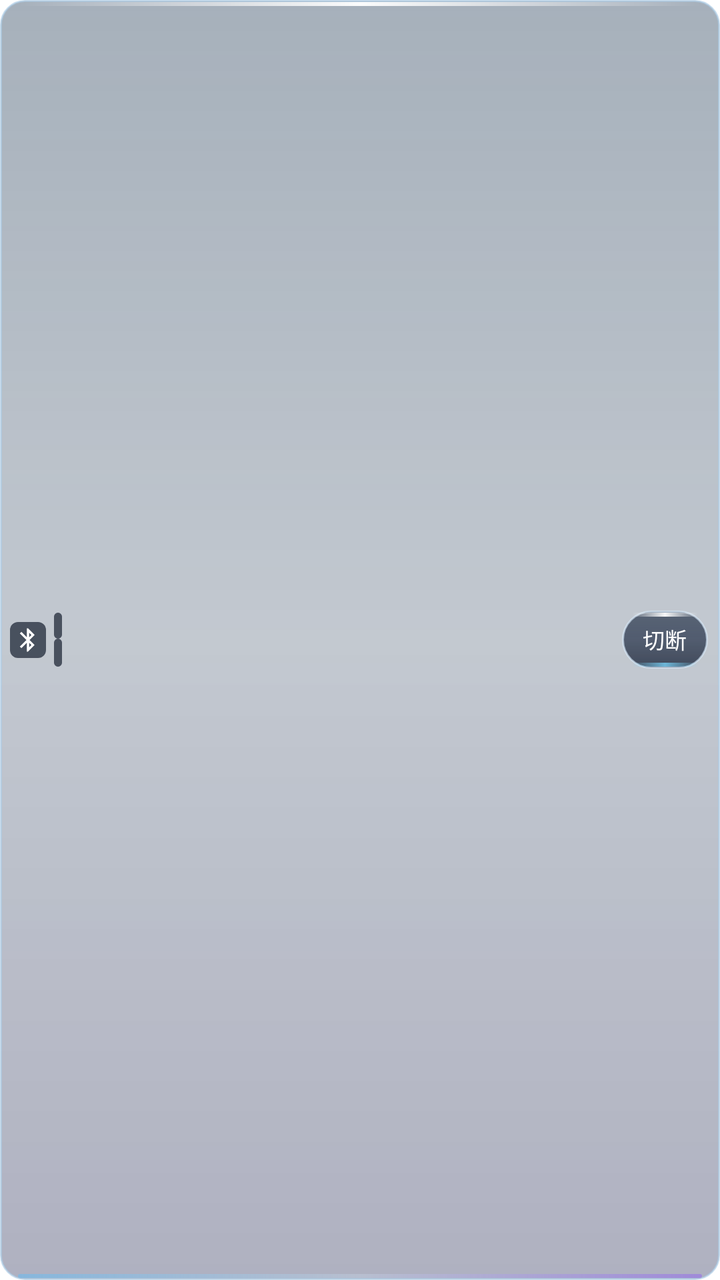
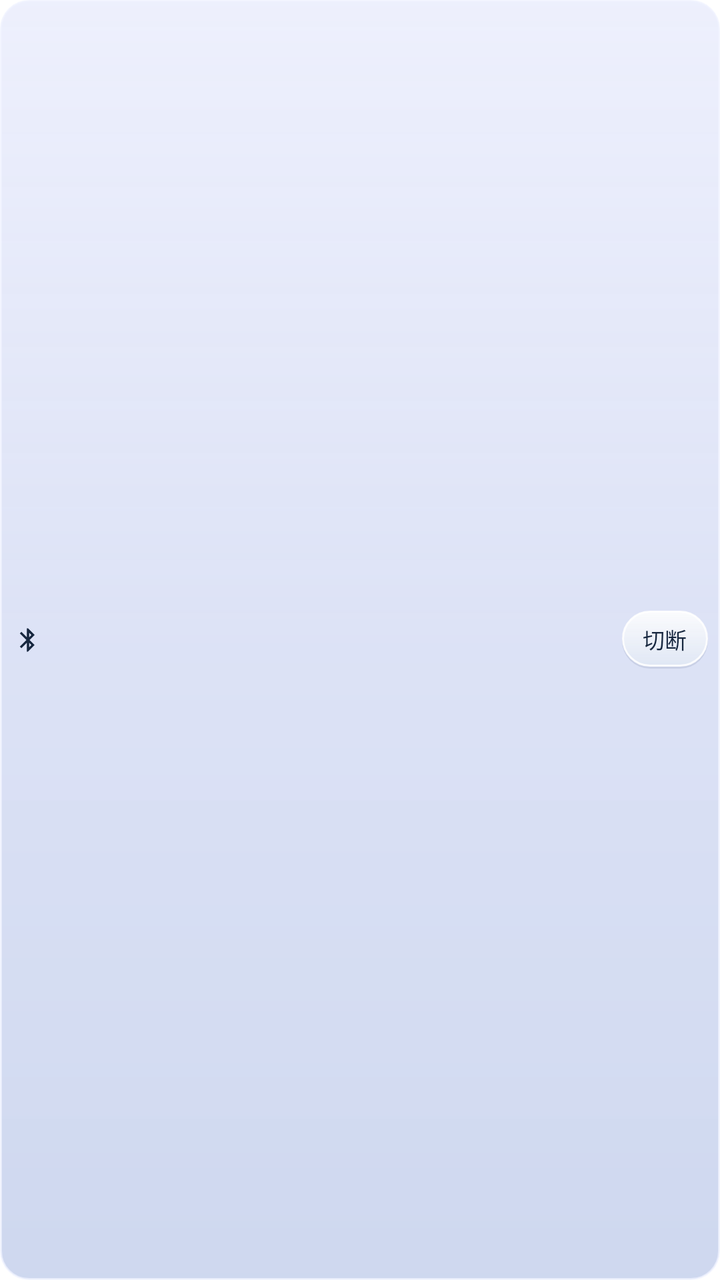

Compare the two renders of this Android layout. The source of the first and the diff that turns it into the second are given below.
<!-- AndroidManifest.xml: fallback theme Theme.MaterialComponents.DayNight.NoActionBar -->
<!-- res/layout/widget_medium.xml -->
<LinearLayout xmlns:android="http://schemas.android.com/apk/res/android"
    android:id="@+id/root" android:layout_width="match_parent" android:layout_height="match_parent"
    android:orientation="horizontal" android:gravity="center_vertical" android:paddingStart="5dp" android:paddingEnd="6dp" android:background="@drawable/widget_bg">
    <ImageView android:id="@+id/icon" android:padding="2dp" android:background="@drawable/widget_label_glass" android:layout_width="18dp" android:layout_height="18dp" android:src="@drawable/ic_bt"/>
    <LinearLayout android:layout_width="0dp" android:layout_weight="1" android:layout_height="wrap_content" android:orientation="vertical" android:paddingStart="4dp" android:paddingEnd="4dp">
        <TextView android:id="@+id/status" android:paddingHorizontal="2dp" android:background="@drawable/widget_label_glass" android:layout_width="wrap_content" android:layout_height="wrap_content" android:textSize="11sp" android:includeFontPadding="false" android:maxLines="1" android:ellipsize="end" android:textStyle="bold" android:textColor="#FFFFFF" android:text=""/>
        <TextView android:id="@+id/device" android:paddingHorizontal="2dp" android:background="@drawable/widget_label_glass" android:layout_width="wrap_content" android:layout_height="wrap_content" android:textSize="12sp" android:includeFontPadding="false" android:textColor="#FFFFFF" android:maxLines="1" android:ellipsize="end" android:text=""/>
    </LinearLayout>
    <TextView android:id="@+id/btn_main" android:layout_width="43dp" android:layout_height="29dp" android:gravity="center" android:paddingHorizontal="3dp"
        android:text="切断" android:textSize="11sp" android:includeFontPadding="false" android:maxLines="1" android:ellipsize="end"
        android:autoSizeTextType="uniform" android:autoSizeMinTextSize="8sp" android:autoSizeMaxTextSize="11sp" android:autoSizeStepGranularity="1sp"
        android:textColor="#FFFFFF" android:background="@drawable/btn_widget_action"/>
</LinearLayout>
<!-- resources referenced by this layout -->
<resources>
  <!-- drawable btn_widget_action (drawable) -->
  <layer-list xmlns:android="http://schemas.android.com/apk/res/android">
      <item>
          <shape>
              <gradient android:angle="270" android:startColor="#AF25334A"
                  android:centerColor="#AA19263E" android:endColor="#BD141E33"/>
              <stroke android:width="1dp" android:color="#99DDEEFF"/>
              <corners android:radius="100dp"/>
          </shape>
      </item>
      <item android:gravity="top|fill_horizontal" android:height="2dp"
          android:left="5dp" android:top="1dp" android:right="5dp">
          <shape>
              <gradient android:angle="0" android:startColor="#00FFFFFF"
                  android:centerColor="#F2FFFFFF" android:endColor="#00FFFFFF"/>
              <corners android:radius="1dp"/>
          </shape>
      </item>
      <item android:gravity="bottom|fill_horizontal" android:height="2dp"
          android:left="5dp" android:right="5dp" android:bottom="1dp">
          <shape>
              <gradient android:angle="0" android:startColor="#007AD8FF"
                  android:centerColor="#C07AD8FF" android:endColor="#008E82FF"/>
              <corners android:radius="1dp"/>
          </shape>
      </item>
  </layer-list>
  <!-- drawable ic_bt (drawable) -->
  <vector xmlns:android="http://schemas.android.com/apk/res/android" android:width="24dp" android:height="24dp" android:viewportWidth="24" android:viewportHeight="24">
      <path android:fillColor="#FFFFFF" android:pathData="M17.71,7.71L12,2h-1v7.59L6.41,5 5,6.41 10.59,12 5,17.59 6.41,19 11,14.41V22h1l5.71,-5.71 -4.3,-4.29 4.3,-4.29zM13,5.83l1.88,1.88L13,9.59V5.83zM14.88,16.29L13,18.17v-3.76l1.88,1.88z"/>
  </vector>
  <!-- drawable widget_bg (drawable) -->
  <layer-list xmlns:android="http://schemas.android.com/apk/res/android">
      <item>
          <shape>
              <gradient android:angle="270" android:startColor="#71364D65" android:centerColor="#5141546C" android:endColor="#66383C63"/>
              <stroke android:width="1dp" android:color="#A3AACAE4"/>
              <corners android:radius="12dp"/>
          </shape>
      </item>
      <item android:gravity="top|fill_horizontal" android:height="2dp"
          android:left="9dp" android:top="1dp" android:right="9dp">
          <shape>
              <gradient android:angle="0" android:startColor="#00FFFFFF"
                  android:centerColor="#F0FFFFFF" android:endColor="#00FFFFFF"/>
              <corners android:radius="1dp"/>
          </shape>
      </item>
      <item android:gravity="bottom|fill_horizontal" android:height="2dp"
          android:left="9dp" android:right="9dp" android:bottom="1dp">
          <shape>
              <gradient android:angle="0" android:startColor="#C279B8E5"
                  android:centerColor="#3DD4EBFF" android:endColor="#D19B81DE"/>
              <corners android:radius="1dp"/>
          </shape>
      </item>
  </layer-list>
  <!-- drawable widget_label_glass (drawable) -->
  <shape xmlns:android="http://schemas.android.com/apk/res/android">
      <solid android:color="#B3151E2E"/>
      <corners android:radius="4dp"/>
  </shape>
</resources>

<!-- the commit's change to res/layout/widget_medium.xml (unified diff, before → after) -->
@@ -1,13 +1,13 @@
 <LinearLayout xmlns:android="http://schemas.android.com/apk/res/android"
     android:id="@+id/root" android:layout_width="match_parent" android:layout_height="match_parent"
     android:orientation="horizontal" android:gravity="center_vertical" android:paddingStart="5dp" android:paddingEnd="6dp" android:background="@drawable/widget_bg">
-    <ImageView android:id="@+id/icon" android:padding="2dp" android:background="@drawable/widget_label_glass" android:layout_width="18dp" android:layout_height="18dp" android:src="@drawable/ic_bt"/>
+    <ImageView android:id="@+id/icon" android:padding="2dp" android:layout_width="18dp" android:layout_height="18dp" android:src="@drawable/ic_bt" android:tint="@color/widget_ink"/>
     <LinearLayout android:layout_width="0dp" android:layout_weight="1" android:layout_height="wrap_content" android:orientation="vertical" android:paddingStart="4dp" android:paddingEnd="4dp">
-        <TextView android:id="@+id/status" android:paddingHorizontal="2dp" android:background="@drawable/widget_label_glass" android:layout_width="wrap_content" android:layout_height="wrap_content" android:textSize="11sp" android:includeFontPadding="false" android:maxLines="1" android:ellipsize="end" android:textStyle="bold" android:textColor="#FFFFFF" android:text=""/>
-        <TextView android:id="@+id/device" android:paddingHorizontal="2dp" android:background="@drawable/widget_label_glass" android:layout_width="wrap_content" android:layout_height="wrap_content" android:textSize="12sp" android:includeFontPadding="false" android:textColor="#FFFFFF" android:maxLines="1" android:ellipsize="end" android:text=""/>
+        <TextView android:id="@+id/status" android:paddingHorizontal="2dp" android:layout_width="wrap_content" android:layout_height="wrap_content" android:textSize="11sp" android:includeFontPadding="false" android:maxLines="1" android:ellipsize="end" android:textStyle="bold" android:textColor="@color/widget_ink" android:text=""/>
+        <TextView android:id="@+id/device" android:paddingHorizontal="2dp" android:layout_width="wrap_content" android:layout_height="wrap_content" android:textSize="12sp" android:includeFontPadding="false" android:textColor="@color/widget_ink" android:maxLines="1" android:ellipsize="end" android:text=""/>
     </LinearLayout>
     <TextView android:id="@+id/btn_main" android:layout_width="43dp" android:layout_height="29dp" android:gravity="center" android:paddingHorizontal="3dp"
         android:text="切断" android:textSize="11sp" android:includeFontPadding="false" android:maxLines="1" android:ellipsize="end"
         android:autoSizeTextType="uniform" android:autoSizeMinTextSize="8sp" android:autoSizeMaxTextSize="11sp" android:autoSizeStepGranularity="1sp"
-        android:textColor="#FFFFFF" android:background="@drawable/btn_widget_action"/>
+        android:textColor="@color/widget_ink" android:background="@drawable/btn_widget_action"/>
 </LinearLayout>
<!-- resource entries referenced after the edit -->
@@ -1,29 +1,19 @@
 <!-- resources referenced by this layout -->
 <resources>
+  <color name="widget_ink">#17273F</color>
   <!-- drawable btn_widget_action (drawable) -->
   <layer-list xmlns:android="http://schemas.android.com/apk/res/android">
-      <item>
+      <item android:top="1dp">
           <shape>
-              <gradient android:angle="270" android:startColor="#AF25334A"
-                  android:centerColor="#AA19263E" android:endColor="#BD141E33"/>
-              <stroke android:width="1dp" android:color="#99DDEEFF"/>
+              <solid android:color="#265D6B8C"/>
               <corners android:radius="100dp"/>
           </shape>
       </item>
-      <item android:gravity="top|fill_horizontal" android:height="2dp"
-          android:left="5dp" android:top="1dp" android:right="5dp">
+      <item android:bottom="1dp">
           <shape>
-              <gradient android:angle="0" android:startColor="#00FFFFFF"
-                  android:centerColor="#F2FFFFFF" android:endColor="#00FFFFFF"/>
-              <corners android:radius="1dp"/>
-          </shape>
-      </item>
-      <item android:gravity="bottom|fill_horizontal" android:height="2dp"
-          android:left="5dp" android:right="5dp" android:bottom="1dp">
-          <shape>
-              <gradient android:angle="0" android:startColor="#007AD8FF"
-                  android:centerColor="#C07AD8FF" android:endColor="#008E82FF"/>
-              <corners android:radius="1dp"/>
+              <gradient android:angle="270" android:startColor="#E8FFFFFF" android:endColor="#C9E6EDF8"/>
+              <stroke android:width="1dp" android:color="#E4FFFFFF"/>
+              <corners android:radius="100dp"/>
           </shape>
       </item>
   </layer-list>
@@ -32,35 +22,10 @@
       <path android:fillColor="#FFFFFF" android:pathData="M17.71,7.71L12,2h-1v7.59L6.41,5 5,6.41 10.59,12 5,17.59 6.41,19 11,14.41V22h1l5.71,-5.71 -4.3,-4.29 4.3,-4.29zM13,5.83l1.88,1.88L13,9.59V5.83zM14.88,16.29L13,18.17v-3.76l1.88,1.88z"/>
   </vector>
   <!-- drawable widget_bg (drawable) -->
-  <layer-list xmlns:android="http://schemas.android.com/apk/res/android">
-      <item>
-          <shape>
-              <gradient android:angle="270" android:startColor="#71364D65" android:centerColor="#5141546C" android:endColor="#66383C63"/>
-              <stroke android:width="1dp" android:color="#A3AACAE4"/>
-              <corners android:radius="12dp"/>
-          </shape>
-      </item>
-      <item android:gravity="top|fill_horizontal" android:height="2dp"
-          android:left="9dp" android:top="1dp" android:right="9dp">
-          <shape>
-              <gradient android:angle="0" android:startColor="#00FFFFFF"
-                  android:centerColor="#F0FFFFFF" android:endColor="#00FFFFFF"/>
-              <corners android:radius="1dp"/>
-          </shape>
-      </item>
-      <item android:gravity="bottom|fill_horizontal" android:height="2dp"
-          android:left="9dp" android:right="9dp" android:bottom="1dp">
-          <shape>
-              <gradient android:angle="0" android:startColor="#C279B8E5"
-                  android:centerColor="#3DD4EBFF" android:endColor="#D19B81DE"/>
-              <corners android:radius="1dp"/>
-          </shape>
-      </item>
-  </layer-list>
-  <!-- drawable widget_label_glass (drawable) -->
   <shape xmlns:android="http://schemas.android.com/apk/res/android">
-      <solid android:color="#B3151E2E"/>
-      <corners android:radius="4dp"/>
+      <gradient android:angle="270" android:startColor="#C3E8EBFC" android:centerColor="#B7CFD7F2" android:endColor="#B9BCC9E9"/>
+      <stroke android:width="1dp" android:color="#B3EFF3FF"/>
+      <corners android:radius="14dp"/>
   </shape>
 </resources>
 
